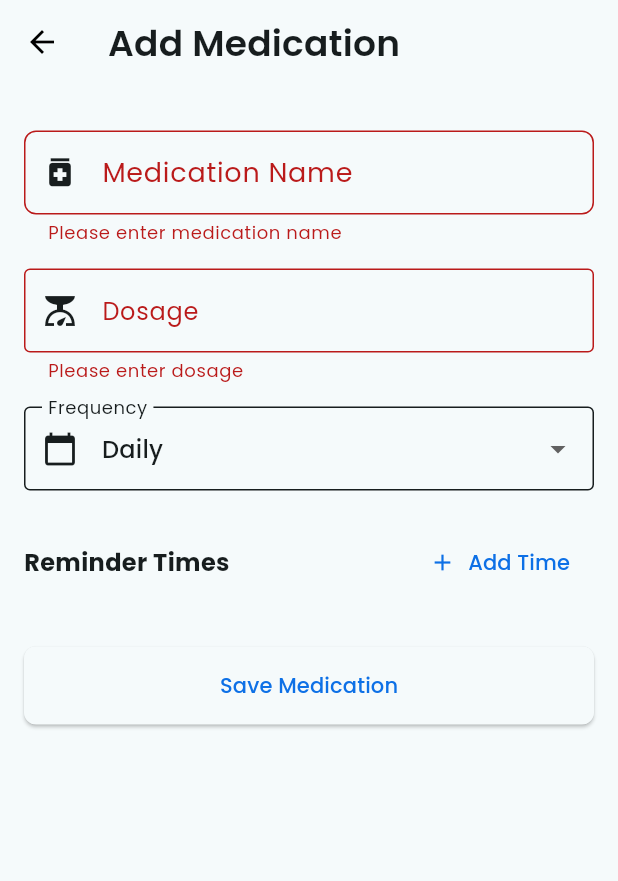
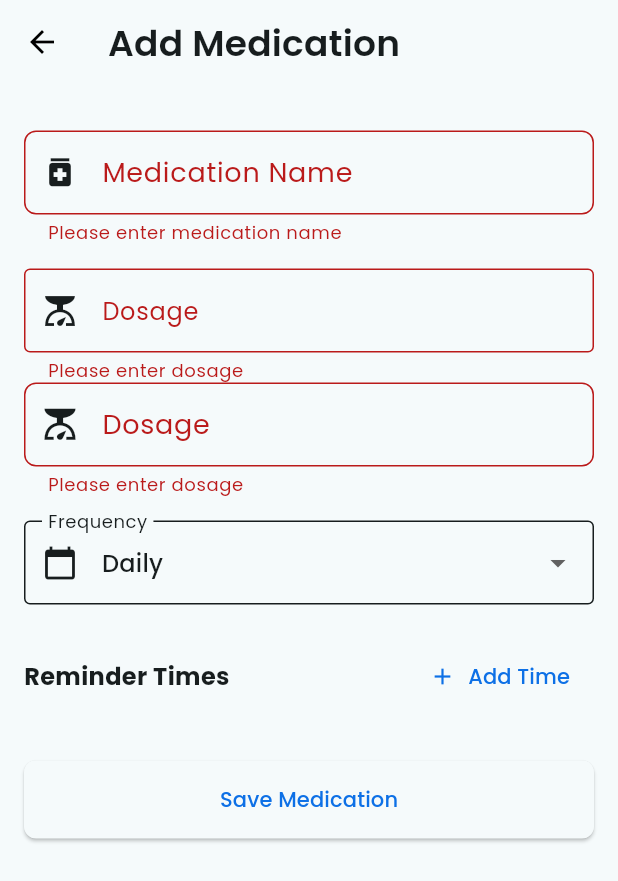
Before and after one commit to andriimobdev25/healthcare-app, a Flutter app: the AddMedicationPage screen opened directly, after a tap on "Save Medication", on a phone screen of 412 x 824 dp. Shown: the top 881 px of the screen. Run offline on Flutter 3.47's test engine with Material 3 defaults, Android fonts, the phone set to English and light mode, and no system bars; our stand-ins replace animate_do, cloud_firestore, firebase_auth, firebase_core, firebase_messaging, firebase_storage and 8 more; missing offline and left inert: google_mlkit_text_recognition; accounts and stored records are empty; network calls fail.

Commit message:
Add custom input field for dosage in AddMedicationPage

```diff
--- a/lib/pages/userprofile/add_meditation_screen.dart
+++ b/lib/pages/userprofile/add_meditation_screen.dart
@@ -135,6 +135,19 @@ class _AddMedicationPageState extends State<AddMedicationPage> {
                 validator: (value) =>
                     value?.isEmpty == true ? 'Please enter dosage' : null,
               ),
+              CustomInput(
+                controller: _dosageController,
+                labelText: "Dosage",
+                icon: Icons.scale,
+                obsecureText: false,
+                 validator: (value) {
+                  if (value == null || value.isEmpty) {
+                    return "Please enter dosage";
+                  }
+                  return null;
+                },
+              ),
+
               const SizedBox(height: 16),
               DropdownButtonFormField<String>(
                 value: _selectedFrequency,
```
